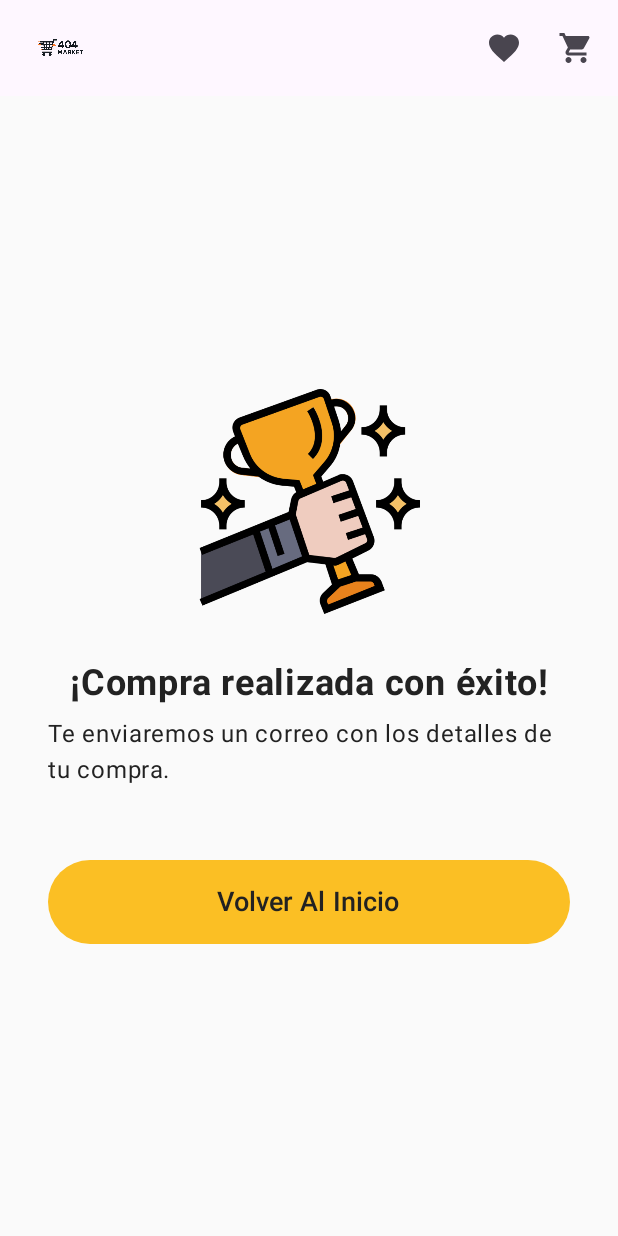
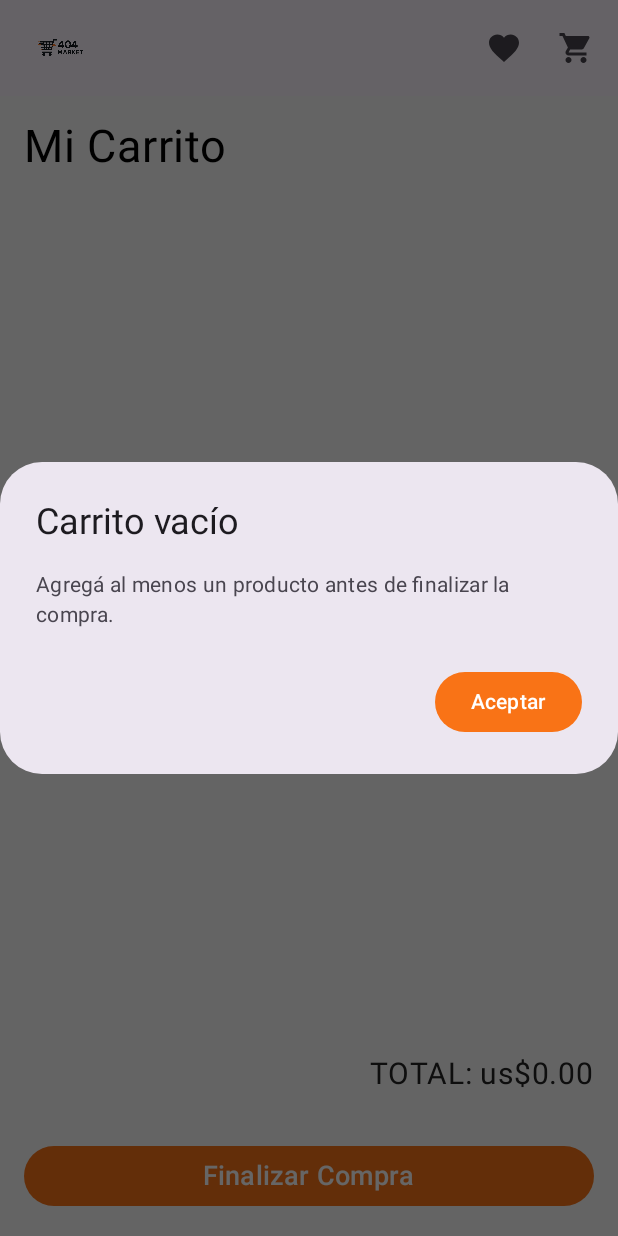
Before and after one commit to elcostann/404market, an Android app built with Jetpack Compose: the CartScreen screen opened through its navigation route, after a tap on "Finalizar Compra", on a phone screen of 412 x 824 dp. Run offline under Robolectric (Android 15) with nearby library versions, the phone set to English and light mode, and no system bars; our stand-ins replace Firebase (no records; nobody signed in at launch, a user with empty details on screens opened directly); pictures from the network do not load.

Commit message:
cambios en el diseño del carrito y manejo de carrito vacio

```diff
--- a/app/src/main/java/ar/edu/uade/c012025/market404/ui/screens/carrito/CartScreen.kt
+++ b/app/src/main/java/ar/edu/uade/c012025/market404/ui/screens/carrito/CartScreen.kt
@@ -2,17 +2,33 @@ package ar.edu.uade.c012025.market404.ui.screens.carrito
 
 import android.os.Build
 import androidx.annotation.RequiresApi
+import androidx.compose.foundation.BorderStroke
 import androidx.compose.foundation.Image
-import androidx.compose.foundation.background
-import androidx.compose.foundation.layout.*
+import androidx.compose.foundation.layout.Column
+import androidx.compose.foundation.layout.Row
+import androidx.compose.foundation.layout.Spacer
+import androidx.compose.foundation.layout.fillMaxSize
+import androidx.compose.foundation.layout.fillMaxWidth
+import androidx.compose.foundation.layout.padding
+import androidx.compose.foundation.layout.size
+import androidx.compose.foundation.layout.width
 import androidx.compose.foundation.lazy.LazyColumn
 import androidx.compose.foundation.lazy.items
 import androidx.compose.material.icons.Icons
 import androidx.compose.material.icons.filled.Delete
-import androidx.compose.material3.*
+import androidx.compose.material3.AlertDialog
+import androidx.compose.material3.Button
+import androidx.compose.material3.ButtonDefaults
+import androidx.compose.material3.Card
+import androidx.compose.material3.CardDefaults
+import androidx.compose.material3.Icon
+import androidx.compose.material3.IconButton
+import androidx.compose.material3.Text
 import androidx.compose.runtime.Composable
 import androidx.compose.runtime.collectAsState
 import androidx.compose.runtime.getValue
+import androidx.compose.runtime.mutableStateOf
+import androidx.compose.runtime.remember
 import androidx.compose.ui.Alignment
 import androidx.compose.ui.Modifier
 import androidx.compose.ui.graphics.Color
@@ -32,6 +48,7 @@ fun CartScreen(
     navController: NavController
 ) {
     val state by viewModel.state.collectAsState()
+    var showEmptyCartDialog = remember {mutableStateOf(false) }
 
     Column(modifier = Modifier.fillMaxSize()) {
 
@@ -59,7 +76,9 @@ fun CartScreen(
                 Card(
                     modifier = Modifier
                         .fillMaxWidth()
-                        .padding(horizontal = 16.dp, vertical = 8.dp)
+                        .padding(horizontal = 16.dp, vertical = 8.dp),
+                    colors = CardDefaults.cardColors(containerColor = Color.White),
+                    border = BorderStroke(1.dp, Color.Black)
                 ) {
                     Row(
                         verticalAlignment = Alignment.CenterVertically,
@@ -109,8 +128,13 @@ fun CartScreen(
         )
 
         Button(
-            onClick = { viewModel.finalizarCompra()
-                        navController.navigate(Screens.Success.route) },
+            onClick = {
+                if (state.items.isEmpty()) {
+                    showEmptyCartDialog.value = true
+                } else {
+                    viewModel.finalizarCompra()
+                    navController.navigate(Screens.Success.route)
+                }},
             modifier = Modifier
                 .padding(16.dp)
                 .fillMaxWidth(),
@@ -118,6 +142,21 @@ fun CartScreen(
         ) {
             Text("Finalizar Compra", fontSize = 18.sp)
         }
+        if (showEmptyCartDialog.value) {
+            AlertDialog(
+                onDismissRequest = { showEmptyCartDialog.value =false },
+                title = { Text("Carrito vacío") },
+                text = { Text("Agregá al menos un producto antes de finalizar la compra.") },
+                confirmButton = {
+                    Button(
+                        onClick = { showEmptyCartDialog.value = false }
+                    ) {
+                        Text("Aceptar")
+                    }
+
+                }
+
+            )
+        }
     }
-
 }
```
